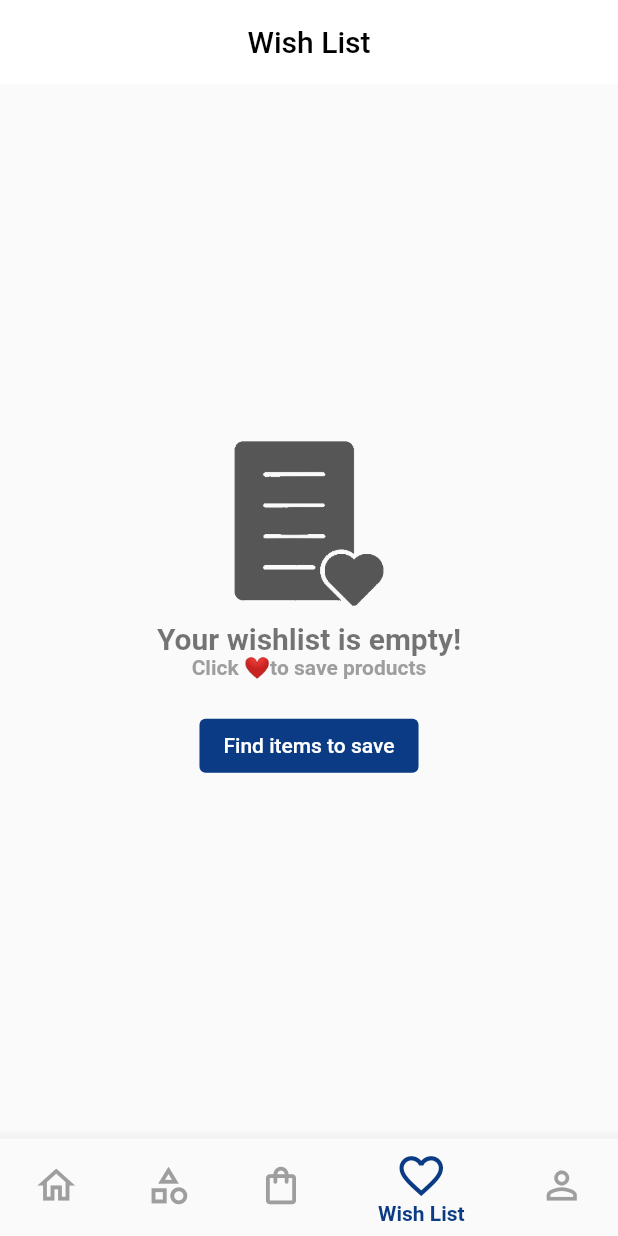
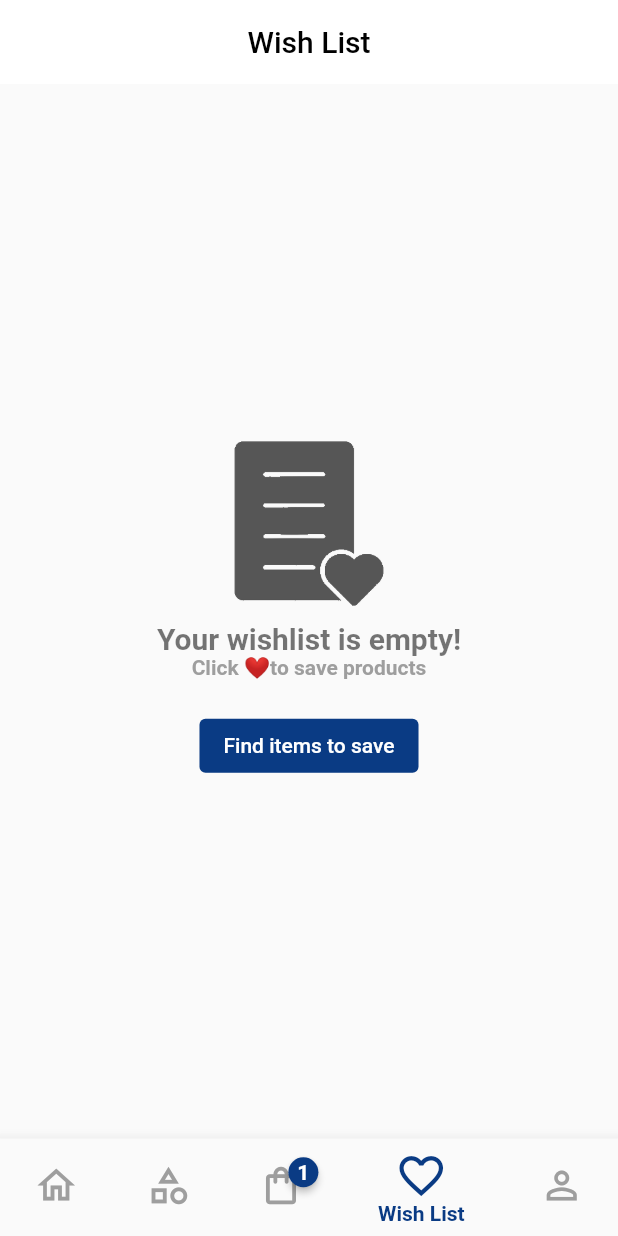
Before and after one commit to Shameerpc5029/SHOPiO, a Flutter app: the BottomNav screen opened directly, item 4 of the bottom bar chosen, on a phone screen of 412 x 824 dp. Run offline on Flutter 3.47's test engine with Material 2 defaults, Android fonts, the phone set to English and light mode, and no system bars; drawn by our look-alikes of badges; our stand-ins replace carousel_slider, dio, flutter_otp_text_field, flutter_rating_bar, flutter_secure_storage, fluttertoast and 5 more; missing offline and left inert: razorpay_flutter; accounts and stored records are empty; network calls fail.

Commit message:
flutter carticon badge added

```diff
--- a/lib/bottom_nav.dart
+++ b/lib/bottom_nav.dart
@@ -1,5 +1,7 @@
+import 'package:badges/badges.dart';
 import 'package:ecommerce/common/style/colors.dart';
 import 'package:ecommerce/controller/bottom_nav/bottom_nav_provider.dart';
+import 'package:ecommerce/controller/cart/cart_provider.dart';
 import 'package:flutter/material.dart';
 import 'package:provider/provider.dart';
 
@@ -23,32 +25,51 @@ class BottomNav extends StatelessWidget {
               fontWeight: FontWeight.bold,
             ),
             currentIndex: provider.currentIndex,
-            items: const [
-              BottomNavigationBarItem(
+            items: [
+              const BottomNavigationBarItem(
                 icon: Icon(
                   Icons.home_outlined,
                 ),
                 label: 'Home',
               ),
-              BottomNavigationBarItem(
+              const BottomNavigationBarItem(
                 icon: Icon(
                   Icons.category_outlined,
                 ),
                 label: 'Category',
               ),
               BottomNavigationBarItem(
-                icon: Icon(
-                  Icons.shopping_bag_outlined,
+                icon: Consumer<CartProvider>(
+                  builder: (context, value, child) {
+                    return value.totalProductCount == 0
+                        ? const Icon(
+                            Icons.shopping_bag_outlined,
+                          )
+                        : Badge(
+                            padding: const EdgeInsets.all(6),
+                            badgeColor: themeColor,
+                            badgeContent: Text(
+                              value.totalProductCount.toString(),
+                              style: const TextStyle(
+                                color: whiteColor,
+                                fontWeight: FontWeight.bold,
+                              ),
+                            ),
+                            child: const Icon(
+                              Icons.shopping_bag_outlined,
+                            ),
+                          );
+                  },
                 ),
                 label: 'Cart',
               ),
-              BottomNavigationBarItem(
+              const BottomNavigationBarItem(
                 icon: Icon(
                   Icons.favorite_border_outlined,
                 ),
                 label: 'Wish List',
               ),
-              BottomNavigationBarItem(
+              const BottomNavigationBarItem(
                 icon: Icon(
                   Icons.person_outline,
                 ),
@@ -59,24 +80,6 @@ class BottomNav extends StatelessWidget {
               provider.bottomNav(value);
             }),
           ),
-          // bottomNavigationBar: AnimatedBottomNavigationBar(
-          //   gapLocation: GapLocation.none,
-          //   elevation: 10,
-          //   activeColor: themeColor,
-          //   iconSize: 30,
-
-          //   icons: const [
-          //     Icons.home_outlined,
-          //     Icons.category_outlined,
-          //     Icons.shopping_bag_outlined,
-          //     Icons.favorite_border_outlined,
-          //     Icons.person_outline,
-          //   ],
-          //   activeIndex: provider.currentIndex,
-          // onTap: ((value) {
-          //   provider.bottomNav(value);
-          // }),
-          // ),
         );
       },
     );
--- a/lib/view/cart/cart_screen.dart
+++ b/lib/view/cart/cart_screen.dart
@@ -24,9 +24,9 @@ class CartScreen extends StatelessWidget {
       body: Container(
         padding: const EdgeInsets.all(10),
         child: SingleChildScrollView(
-          child: provider.model == null || provider.isLoading == true
+          child: provider.isLoading == true
               ? const CartShimmer()
-              : provider.model!.products.isEmpty
+              : provider.model == null || provider.model!.products.isEmpty
                   ? SizedBox(
                       height: MediaQuery.of(context).size.height * .7,
                       child: const Center(
--- a/lib/view/splash/splash_screen.dart
+++ b/lib/view/splash/splash_screen.dart
@@ -1,4 +1,3 @@
-import 'package:ecommerce/common/style/sized_box.dart';
 import 'package:ecommerce/controller/splash/splash_provider.dart';
 import 'package:flutter/material.dart';
 import 'package:loading_animation_widget/loading_animation_widget.dart';
@@ -27,8 +26,8 @@ class SplashScreen extends StatelessWidget {
                   ),
                 );
               },
-              duration: const Duration(seconds: 2),
-              tween: Tween<double>(begin: 30, end: 100),
+              duration: const Duration(seconds: 3),
+              tween: Tween<double>(begin: 20, end: 100),
             ),
             LoadingAnimationWidget.prograssiveDots(
               color: const Color.fromARGB(255, 10, 59, 132),
--- a/pubspec.yaml
+++ b/pubspec.yaml
@@ -29,7 +29,7 @@ environment:
 # the latest version available on pub.dev. To see which dependencies have newer
 # versions available, run `flutter pub outdated`.
 dependencies:
-  animated_bottom_navigation_bar: ^1.1.0
+  badges: ^2.0.3
   carousel_slider: ^4.2.1
   cupertino_icons: ^1.0.2
   dio: ^4.0.6
```
Also changed, not shown: lib/common/constants/api_queryparameters.dart (+5 -5 lines), lib/view/cart/widgets/shimmer/cart_shimmer.dart (+19 -18 lines), lib/view/product_view/product_view.dart (line endings or trailing spaces), pubspec.lock, 1 other file.
